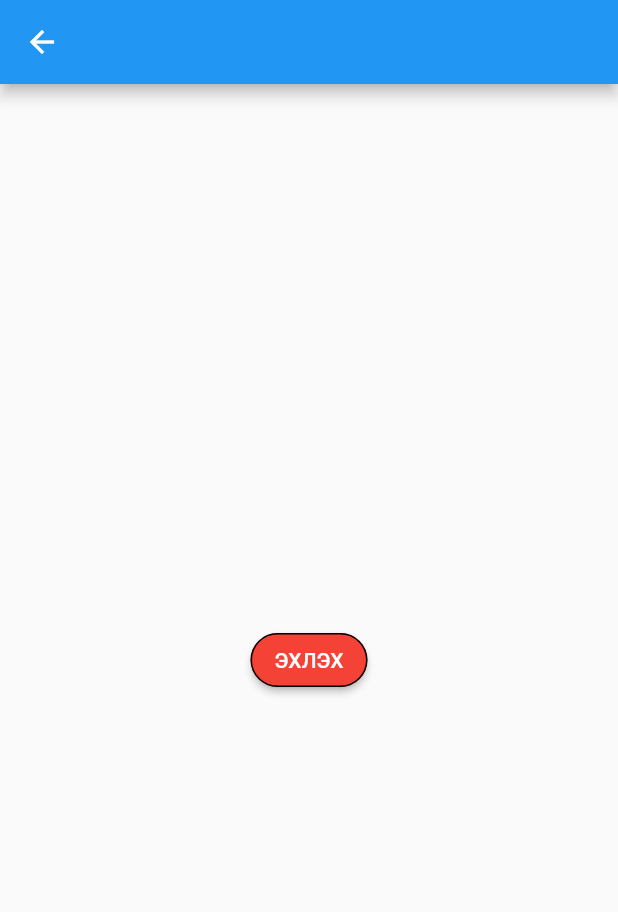
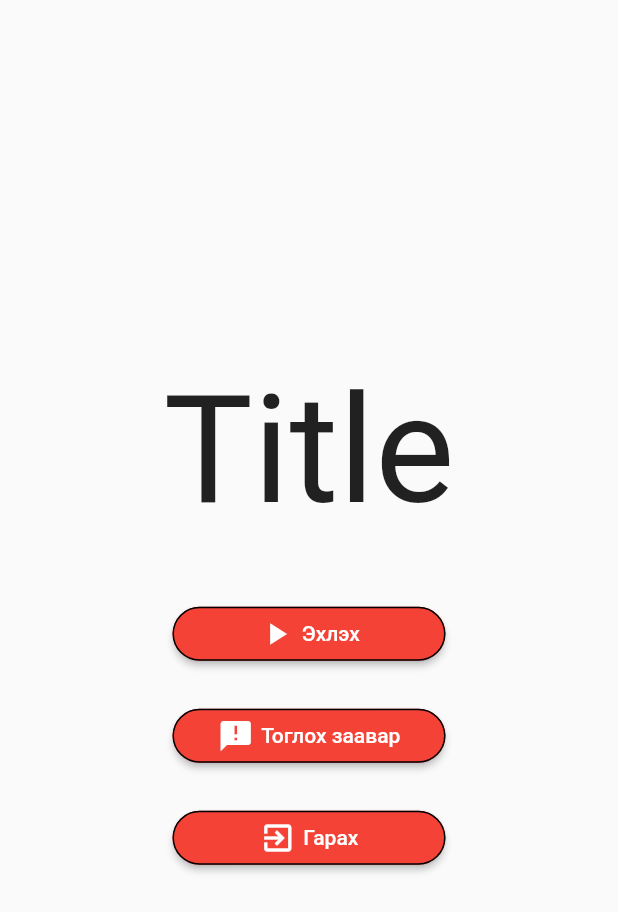
Before and after one commit to Zoljargal0526/QuizApp, a Flutter app: the MainMenu screen opened directly, on a phone screen of 412 x 824 dp. Shown: the top 912 px of the screen. Run offline on Flutter 3.47's test engine with Material 2 defaults, Android fonts, the light colour scheme and no system bars; our stand-ins replace audioplayers, auto_size_text, firebase_core, firebase_database, firebase_storage, shared_preferences and 1 more; accounts and stored records are empty.

Commit message:
Main menu bolon select chapter gsn 2 screentei bolson

```diff
--- a/lib/main.dart
+++ b/lib/main.dart
@@ -1,24 +1,26 @@
 import 'package:firebase_core/firebase_core.dart';
 import 'package:flutter/material.dart';
+import 'package:quiz_app/selectChapter/select_chapter.dart';
 import 'package:quiz_app/shared_pref.dart';
 import 'package:shared_preferences/shared_preferences.dart';
 
-import 'homepage.dart';
-import 'loading.dart';
+import 'mainMenu/loading.dart';
 
 Future<void> main() async {
   WidgetsFlutterBinding.ensureInitialized();
   Shared.prefs = await SharedPreferences.getInstance();
-  runApp(MyApp());
+
+  runApp(const MyApp());
 }
 
 class MyApp extends StatelessWidget {
-  MyApp({Key? key}) : super(key: key);
+  const MyApp({Key? key}) : super(key: key);
+
   // This widget is the root of your application.
   @override
   Widget build(BuildContext context) {
     return MaterialApp(
-      title: 'Flutter Demo',
+      title: 'Quiz App',
       theme: ThemeData(
         primarySwatch: Colors.blue,
       ),
@@ -27,7 +29,7 @@ class MyApp extends StatelessWidget {
         future: Firebase.initializeApp(),
         builder: (context, snapshot) {
           if (snapshot.connectionState == ConnectionState.done) {
-            return HomePage(title: "Demo");
+            return SelectChapter();
           }
           return Loading();
         },
--- /dev/null
+++ b/lib/mainMenu/main_menu.dart
@@ -0,0 +1,69 @@
+import 'package:flutter/material.dart';
+
+class MainMenu extends StatelessWidget {
+  MainMenu({Key? key}) : super(key: key);
+  @override
+  Widget build(BuildContext context) {
+    return Scaffold(
+      body: Center(
+        child: Column(mainAxisAlignment: MainAxisAlignment.center, children: [
+          Text(
+            "Title",
+            style: TextStyle(fontSize: 100),
+          ),
+          SizedBox(height: 40),
+          ElevatedButton(
+              child: Container(
+                  width: 150,
+                  child: Row(
+                    mainAxisAlignment: MainAxisAlignment.center,
+                    children: [
+                      Icon(Icons.play_arrow),
+                      SizedBox(width: 5),
+                      Text("Эхлэх", style: TextStyle(fontSize: 14)),
+                    ],
+                  )),
+              style: ButtonStyle(
+                  foregroundColor: MaterialStateProperty.all<Color>(Colors.white),
+                  backgroundColor: MaterialStateProperty.all<Color>(Colors.red),
+                  shape: MaterialStateProperty.all<RoundedRectangleBorder>(RoundedRectangleBorder(borderRadius: BorderRadius.circular(30), side: BorderSide(color: Colors.black)))),
+              onPressed: () {}),
+          SizedBox(height: 20),
+          ElevatedButton(
+              child: Container(
+                  width: 150,
+                  child: Row(
+                    mainAxisAlignment: MainAxisAlignment.center,
+                    children: [
+                      Icon(Icons.announcement),
+                      SizedBox(width: 5),
+                      Text("Тоглох заавар", style: TextStyle(fontSize: 14)),
+                    ],
+                  )),
+              style: ButtonStyle(
+                  foregroundColor: MaterialStateProperty.all<Color>(Colors.white),
+                  backgroundColor: MaterialStateProperty.all<Color>(Colors.red),
+                  shape: MaterialStateProperty.all<RoundedRectangleBorder>(RoundedRectangleBorder(borderRadius: BorderRadius.circular(30), side: BorderSide(color: Colors.black)))),
+              onPressed: () {}),
+          SizedBox(height: 20),
+          ElevatedButton(
+              child: Container(
+                  width: 150,
+                  child: Row(
+                    mainAxisAlignment: MainAxisAlignment.center,
+                    children: [
+                      Icon(Icons.exit_to_app),
+                      SizedBox(width: 5),
+                      Text("Гарах", style: TextStyle(fontSize: 14)),
+                    ],
+                  )),
+              style: ButtonStyle(
+                  foregroundColor: MaterialStateProperty.all<Color>(Colors.white),
+                  backgroundColor: MaterialStateProperty.all<Color>(Colors.red),
+                  shape: MaterialStateProperty.all<RoundedRectangleBorder>(RoundedRectangleBorder(borderRadius: BorderRadius.circular(30), side: BorderSide(color: Colors.black)))),
+              onPressed: () {}),
+        ]),
+      ),
+    );
+  }
+}
--- a/lib/main_menu.dart
+++ /dev/null
@@ -1,28 +0,0 @@
-import 'package:flutter/material.dart';
-import 'package:quiz_app/homepage.dart';
-
-class MainMenu extends StatelessWidget {
-  MainMenu({Key? key}) : super(key: key);
-  @override
-  Widget build(BuildContext context) {
-    return Scaffold(
-      appBar: AppBar(),
-      body: Center(
-        child: Column(mainAxisAlignment: MainAxisAlignment.center, children: [
-          ElevatedButton(
-              child: Text("Эхлэх".toUpperCase(), style: TextStyle(fontSize: 14)),
-              style: ButtonStyle(
-                  foregroundColor: MaterialStateProperty.all<Color>(Colors.white),
-                  backgroundColor: MaterialStateProperty.all<Color>(Colors.red),
-                  shape: MaterialStateProperty.all<RoundedRectangleBorder>(RoundedRectangleBorder(borderRadius: BorderRadius.circular(30), side: BorderSide(color: Colors.black)))),
-              onPressed: () {
-                Navigator.push(
-                  context,
-                  MaterialPageRoute(builder: (context) => HomePage(title: "")),
-                );
-              })
-        ]),
-      ),
-    );
-  }
-}
--- /dev/null
+++ b/lib/selectChapter/chapter_model.dart
@@ -0,0 +1,14 @@
+class ChapterModel {
+  final int id;
+  final String title;
+  final String description;
+  final String imagePath;
+  ChapterModel(this.id, this.title, this.description, this.imagePath);
+}
+
+List<ChapterModel> chaptersList = [
+  ChapterModel(1, "title", "asd hasdhas aod asoid aosid has ", "lib/assets/chapterImages/chapter1.jpg"),
+  ChapterModel(2, "title1", "asd hasdhas aod asoid aosid has ", "lib/assets/chapterImages/chapter2.gif"),
+  ChapterModel(3, "title2", "asd hasdhas aod asoid aosid has ", "lib/assets/chapterImages/chapter1.jpg"),
+  ChapterModel(4, "title3", "asd hasdhas aod asoid aosid has ", "lib/assets/chapterImages/chapter2.gif"),
+];
```
Also changed, not shown: lib/mainMenu/introduction_sheet.dart (added, +37 -0 lines), lib/mainMenu/main_menu_button.dart (added, +43 -0 lines), lib/selectChapter/select_chapter.dart (added, +97 -0 lines), pubspec.yaml (+8 -3 lines), lib/assets/chapterImages/chapter1.jpg (added), lib/assets/chapterImages/chapter2.gif (added), lib/mainMenu/loading.dart (renamed from lib/loading.dart), pubspec.lock.
